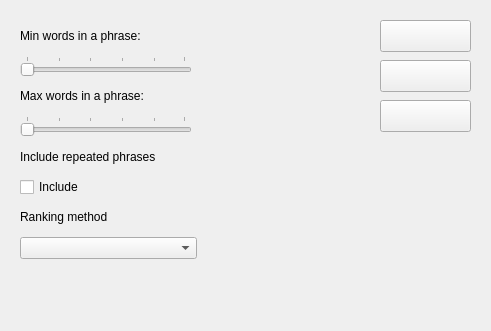
Qt form ui/qt_forms/rake_tab_form.ui (alexeikeler/Diplom) before a commit.
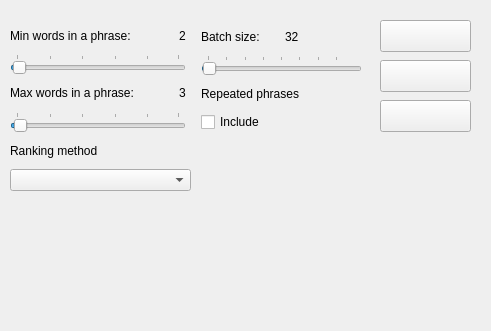
The same form after that commit. Icons and pictures are not drawn.

Commit message: Fixing rake method. TODO: Fix CEFR method.

```diff
--- a/ui/qt_forms/rake_tab_form.ui
+++ b/ui/qt_forms/rake_tab_form.ui
@@ -16,51 +16,19 @@
   <widget class="QWidget" name="gridLayoutWidget_6">
    <property name="geometry">
     <rect>
-     <x>20</x>
+     <x>10</x>
      <y>20</y>
-     <width>177</width>
-     <height>239</height>
+     <width>181</width>
+     <height>171</height>
     </rect>
    </property>
    <layout class="QGridLayout" name="rake_grid_layout">
-    <property name="spacing">
+    <property name="horizontalSpacing">
      <number>5</number>
     </property>
-    <item row="6" column="0">
-     <widget class="QCheckBox" name="inc_rep_phrs_check_box">
-      <property name="text">
-       <string>Include</string>
-      </property>
-     </widget>
-    </item>
-    <item row="1" column="0">
-     <layout class="QHBoxLayout" name="min_words_layout">
-      <item>
-       <widget class="QLabel" name="min_words_per_phrase">
-        <property name="text">
-         <string>Min words in a phrase:</string>
-        </property>
-       </widget>
-      </item>
-      <item>
-       <widget class="QLabel" name="min_words_val_label">
-        <property name="text">
-         <string/>
-        </property>
-       </widget>
-      </item>
-     </layout>
-    </item>
-    <item row="8" column="0" colspan="2">
-     <widget class="QComboBox" name="ranking_methods_combo_box"/>
-    </item>
-    <item row="5" column="0">
-     <widget class="QLabel" name="inc_rep_words_per_phrs_label">
-      <property name="text">
-       <string>Include repeated phrases</string>
-      </property>
-     </widget>
-    </item>
+    <property name="verticalSpacing">
+     <number>3</number>
+    </property>
     <item row="4" column="0">
      <widget class="QSlider" name="max_words_slider">
       <property name="minimum">
@@ -69,6 +37,9 @@
       <property name="maximum">
        <number>100</number>
       </property>
+      <property name="value">
+       <number>3</number>
+      </property>
       <property name="orientation">
        <enum>Qt::Horizontal</enum>
       </property>
@@ -83,26 +54,7 @@
       </property>
      </widget>
     </item>
-    <item row="2" column="0">
-     <widget class="QSlider" name="min_words_slider">
-      <property name="minimum">
-       <number>1</number>
-      </property>
-      <property name="maximum">
-       <number>100</number>
-      </property>
-      <property name="orientation">
-       <enum>Qt::Horizontal</enum>
-      </property>
-      <property name="tickPosition">
-       <enum>QSlider::TicksAbove</enum>
-      </property>
-      <property name="tickInterval">
-       <number>20</number>
-      </property>
-     </widget>
-    </item>
-    <item row="7" column="0" colspan="2">
+    <item row="5" column="0" colspan="2">
      <widget class="QLabel" name="ranking_methods_label">
       <property name="text">
        <string>Ranking method</string>
@@ -118,15 +70,58 @@
         </property>
        </widget>
       </item>
-      <item>
+      <item alignment="Qt::AlignRight">
        <widget class="QLabel" name="max_words_val_label">
         <property name="text">
-         <string/>
+         <string>3</string>
         </property>
        </widget>
       </item>
      </layout>
     </item>
+    <item row="2" column="0">
+     <widget class="QSlider" name="min_words_slider">
+      <property name="minimum">
+       <number>1</number>
+      </property>
+      <property name="maximum">
+       <number>100</number>
+      </property>
+      <property name="value">
+       <number>2</number>
+      </property>
+      <property name="orientation">
+       <enum>Qt::Horizontal</enum>
+      </property>
+      <property name="tickPosition">
+       <enum>QSlider::TicksAbove</enum>
+      </property>
+      <property name="tickInterval">
+       <number>20</number>
+      </property>
+     </widget>
+    </item>
+    <item row="1" column="0">
+     <layout class="QHBoxLayout" name="min_words_layout">
+      <item>
+       <widget class="QLabel" name="min_words_per_phrase">
+        <property name="text">
+         <string>Min words in a phrase:</string>
+        </property>
+       </widget>
+      </item>
+      <item alignment="Qt::AlignRight">
+       <widget class="QLabel" name="min_words_val_label">
+        <property name="text">
+         <string>2</string>
+        </property>
+       </widget>
+      </item>
+     </layout>
+    </item>
+    <item row="6" column="0" colspan="2">
+     <widget class="QComboBox" name="ranking_methods_combo_box"/>
+    </item>
    </layout>
   </widget>
   <widget class="QPushButton" name="apply_rake_button">
@@ -180,6 +175,75 @@
      <normaloff>../images/change_icon.png</normaloff>../images/change_icon.png</iconset>
    </property>
   </widget>
+  <widget class="QWidget" name="gridLayoutWidget">
+   <property name="geometry">
+    <rect>
+     <x>201</x>
+     <y>24</y>
+     <width>161</width>
+     <height>108</height>
+    </rect>
+   </property>
+   <layout class="QGridLayout" name="gridLayout">
+    <item row="3" column="0">
+     <widget class="QCheckBox" name="inc_rep_phrs_check_box">
+      <property name="text">
+       <string>Include</string>
+      </property>
+     </widget>
+    </item>
+    <item row="1" column="0">
+     <widget class="QSlider" name="rake_batch_size_slider">
+      <property name="minimum">
+       <number>2</number>
+      </property>
+      <property name="maximum">
+       <number>4096</number>
+      </property>
+      <property name="singleStep">
+       <number>2</number>
+      </property>
+      <property name="value">
+       <number>32</number>
+      </property>
+      <property name="orientation">
+       <enum>Qt::Horizontal</enum>
+      </property>
+      <property name="tickPosition">
+       <enum>QSlider::TicksAbove</enum>
+      </property>
+      <property name="tickInterval">
+       <number>512</number>
+      </property>
+     </widget>
+    </item>
+    <item row="2" column="0">
+     <widget class="QLabel" name="inc_rep_words_per_phrs_label">
+      <property name="text">
+       <string>Repeated phrases</string>
+      </property>
+     </widget>
+    </item>
+    <item row="0" column="0">
+     <layout class="QHBoxLayout" name="rake_batch_size_layout">
+      <item>
+       <widget class="QLabel" name="rake_batch_size_label">
+        <property name="text">
+         <string>Batch size:</string>
+        </property>
+       </widget>
+      </item>
+      <item alignment="Qt::AlignLeft">
+       <widget class="QLabel" name="rake_batch_size_value_label">
+        <property name="text">
+         <string>32</string>
+        </property>
+       </widget>
+      </item>
+     </layout>
+    </item>
+   </layout>
+  </widget>
  </widget>
  <resources/>
  <connections/>
```
The commit also changes 23 other files.
